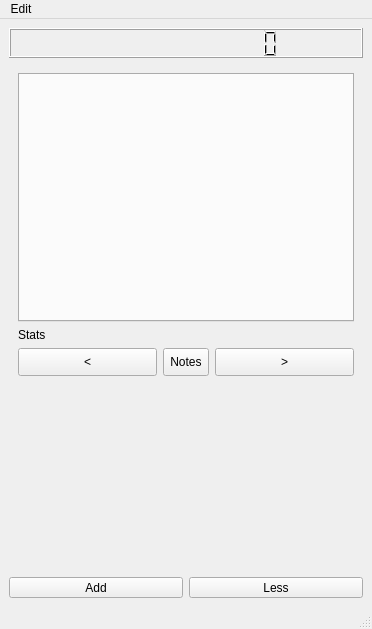
ic005k/Knot-Legacy, file mainwindow.ui: the form before one commit.
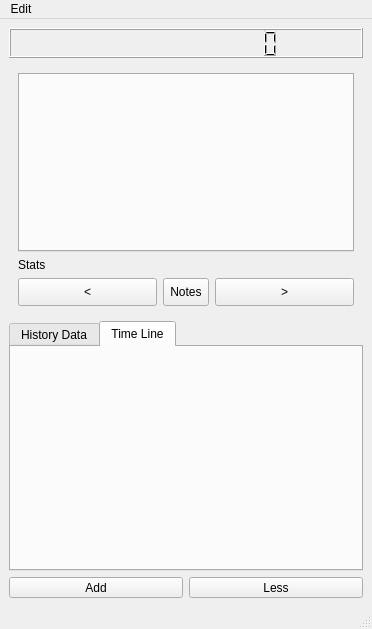
The form after the commit. The open tabs and pages were chosen to show the change. Icons and pictures are not drawn.

The edit to the form file:
```diff
--- a/mainwindow.ui
+++ b/mainwindow.ui
@@ -14,7 +14,7 @@
    <string>MainWindow</string>
   </property>
   <widget class="QWidget" name="centralwidget">
-   <layout class="QGridLayout" name="gridLayout_3">
+   <layout class="QGridLayout" name="gridLayout_4">
     <item row="0" column="0">
      <widget class="QLCDNumber" name="lcdNumber">
       <property name="minimumSize">
@@ -139,20 +139,27 @@
      </widget>
     </item>
     <item row="2" column="0">
-     <widget class="QFrame" name="frame">
+     <widget class="QTabWidget" name="tabCharts">
       <property name="minimumSize">
        <size>
         <width>0</width>
-        <height>180</height>
+        <height>220</height>
        </size>
       </property>
-      <property name="frameShape">
-       <enum>QFrame::NoFrame</enum>
+      <property name="maximumSize">
+       <size>
+        <width>16777215</width>
+        <height>16777215</height>
+       </size>
       </property>
-      <property name="frameShadow">
-       <enum>QFrame::Raised</enum>
+      <property name="currentIndex">
+       <number>0</number>
       </property>
-      <layout class="QGridLayout" name="gridLayout_2">
+      <widget class="QWidget" name="tab1">
+       <attribute name="title">
+        <string>History Data</string>
+       </attribute>
+       <layout class="QGridLayout" name="gridLayout_3">
        <property name="leftMargin">
         <number>0</number>
        </property>
@@ -165,9 +172,6 @@
        <property name="bottomMargin">
         <number>0</number>
        </property>
-       <property name="spacing">
-        <number>0</number>
-       </property>
        <item row="0" column="0">
         <layout class="QGridLayout" name="pLayout">
          <property name="spacing">
@@ -176,6 +180,33 @@
         </layout>
        </item>
       </layout>
+      </widget>
+      <widget class="QWidget" name="tab2">
+       <attribute name="title">
+        <string>Time Line</string>
+       </attribute>
+       <layout class="QGridLayout" name="gridLayout_2">
+        <property name="leftMargin">
+         <number>0</number>
+        </property>
+        <property name="topMargin">
+         <number>0</number>
+        </property>
+        <property name="rightMargin">
+         <number>0</number>
+        </property>
+        <property name="bottomMargin">
+         <number>0</number>
+        </property>
+        <item row="0" column="0">
+         <layout class="QGridLayout" name="glTimeLine">
+          <property name="spacing">
+           <number>0</number>
+          </property>
+         </layout>
+        </item>
+       </layout>
+      </widget>
      </widget>
     </item>
     <item row="3" column="0">
```
Lines whose indentation alone changed are shown as unchanged.
